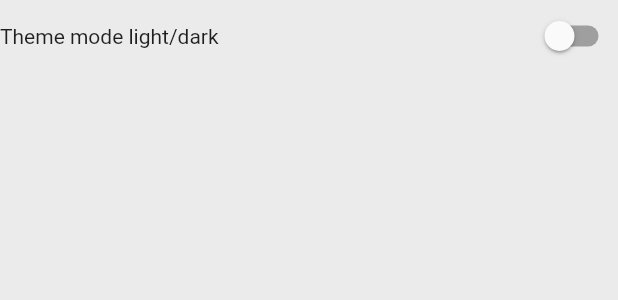
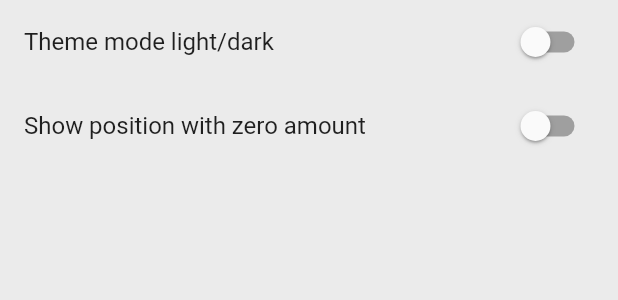
Before and after one commit to pierrickmartino/cryptoken, a Flutter app: the SettingsPage widget shown alone on an empty page, opened directly, on a phone screen of 412 x 824 dp. Shown: the top 300 px of the screen. Run offline on Flutter 3.47's test engine with Material 2 defaults, Android fonts, the phone set to English and light mode, and no system bars; our stand-ins replace cloud_firestore, dropdown_search, firebase_auth, firebase_core, flutter_datetime_picker, flutter_multi_formatter and 5 more; accounts and stored records are empty.

Commit message:
position widget - Hide 0 valuation

```diff
--- a/lib/main.dart
+++ b/lib/main.dart
@@ -11,13 +11,13 @@ import 'package:web_dashboard/src/hive/crypto_hive.dart';
 import 'src/app.dart';
 import 'src/class/cryptos_list.dart';
 
-const darkModeBox = 'darkMode';
+const settingsBox = 'settings';
 const cryptoListBox = 'cryptoList';
 
 Future<void> main() async {
   await Hive.initFlutter();
 
-  await Hive.openBox(darkModeBox);
+  await Hive.openBox(settingsBox);
 
   Hive.registerAdapter(CryptoHiveAdapter());
   final boxCrypto = await Hive.openBox<CryptoHive>(cryptoListBox);
--- a/lib/src/app.dart
+++ b/lib/src/app.dart
@@ -13,7 +13,7 @@ import 'auth/mock.dart';
 import 'pages/home.dart';
 import 'pages/sign_in.dart';
 
-const darkModeBox = 'darkMode';
+const settingsBox = 'settings';
 
 /// The global state the app.
 class AppState {
@@ -54,7 +54,7 @@ class DashboardApp extends StatefulWidget {
 
 class _DashboardAppState extends State<DashboardApp> {
   late AppState _appState;
-  final box = Hive.box(darkModeBox);
+  final box = Hive.box(settingsBox);
 
   @override
   void initState() {
@@ -65,7 +65,7 @@ class _DashboardAppState extends State<DashboardApp> {
   @override
   Widget build(BuildContext context) {
     return ValueListenableBuilder(
-        valueListenable: Hive.box(darkModeBox).listenable(),
+        valueListenable: Hive.box(settingsBox).listenable(),
         builder: (listenerContext, Box<dynamic> box, listenerWidget) {
           final darkMode = box.get('darkMode', defaultValue: false);
           return Provider.value(
--- a/lib/src/pages/settings.dart
+++ b/lib/src/pages/settings.dart
@@ -2,7 +2,7 @@ import 'package:hive/hive.dart';
 
 import 'package:flutter/material.dart';
 
-const darkModeBox = 'darkMode';
+const settingsBox = 'settings';
 
 class SettingsPage extends StatefulWidget {
   const SettingsPage({Key? key}) : super(key: key);
@@ -11,19 +11,18 @@ class SettingsPage extends StatefulWidget {
 }
 
 class _SettingsPageState extends State<SettingsPage> {
-  final box = Hive.box(darkModeBox);
+  final box = Hive.box(settingsBox);
 
   @override
   Widget build(BuildContext context) {
     final darkMode = box.get('darkMode', defaultValue: false);
+    final showZeroPosition = box.get('showZeroPosition', defaultValue: false);
 
     return Column(
       children: [
-        Row(
-          children: [
-            const Text('Theme mode light/dark'),
-            const Spacer(),
-            Switch(
+        ListTile(
+          title: const Text('Theme mode light/dark'),
+          trailing: Switch(
             value: darkMode,
             onChanged: (val) {
               setState(() {
@@ -31,7 +30,17 @@ class _SettingsPageState extends State<SettingsPage> {
               });
             },
           ),
-          ],
+        ),
+        ListTile(
+          title: const Text('Show position with zero amount'),
+          trailing: Switch(
+            value: showZeroPosition,
+            onChanged: (val) {
+              setState(() {
+                box.put('showZeroPosition', !showZeroPosition);
+              });
+            },
+          ),
         )
       ],
     );
--- a/lib/src/widgets/portfolio_widget.dart
+++ b/lib/src/widgets/portfolio_widget.dart
@@ -1,9 +1,13 @@
 import 'package:flutter/material.dart';
+import 'package:hive/hive.dart';
+import 'package:hive_flutter/hive_flutter.dart';
 import 'package:intl/intl.dart';
 
 import '../api/api.dart';
 import 'dialogs.dart';
 import 'position_widget.dart';
+
+const settingsBox = 'settings';
 
 final _numberFormat =
     NumberFormat.currency(locale: 'de_CH', symbol: '', decimalDigits: 2);
@@ -20,6 +24,12 @@ class PortfolioWidget extends StatelessWidget {
 
   @override
   Widget build(BuildContext context) {
+    return ValueListenableBuilder(
+        valueListenable: Hive.box(settingsBox).listenable(),
+        builder: (listenerContext, Box<dynamic> box, listenerWidget) {
+          final showZeroPosition =
+              box.get('showZeroPosition', defaultValue: false);
+
           return Column(
             children: [
               Padding(
@@ -127,10 +137,22 @@ class PortfolioWidget extends StatelessWidget {
                           if (!snapshot.hasData) {
                             return _buildLoadingIndicator();
                           }
+
                           return _ListPositions(
                             portfolio:
                                 portfolio, //TODO : Temporary as we need to find transactions based on positions
-                      positions: snapshot.data,
+                            positions: showZeroPosition
+                                ? snapshot.data!
+                                : snapshot.data!
+                                    .where((Position? element) =>
+                                        element!.amount > 0 ||
+                                        element.amount < 0)
+                                    .toList(),
+                            //)
+                            // snapshot.data!
+                            //     .where((Position? element) =>
+                            //         element!.amount > 0 || element.amount < 0)
+                            //     .toList(),
                           );
                         },
                       );
@@ -140,6 +162,7 @@ class PortfolioWidget extends StatelessWidget {
               ),
             ],
           );
+        });
   }
 
   Widget _buildLoadingIndicator() {
```
Lines whose indentation alone changed are shown as unchanged.
